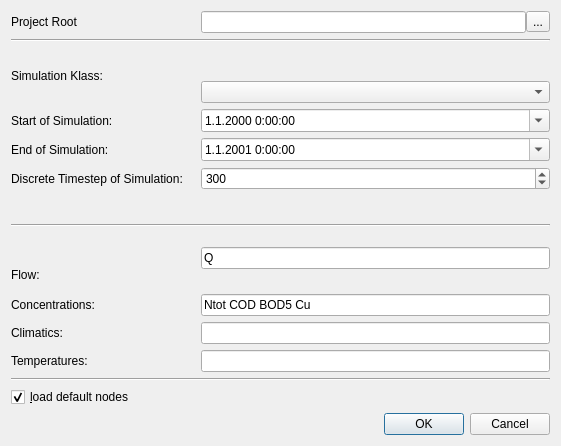
This is src/gui/newsimulationdialog.ui in gregorburger/CityDrain3 as Qt 5 draws it before an edit. The edited form follows.
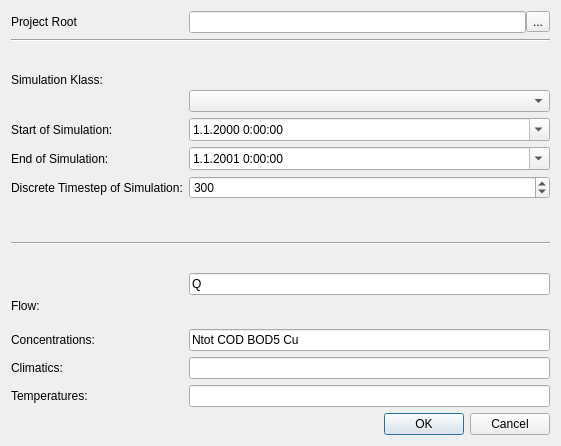
This is the edited form.

Commit message: compile builtin nodes into cd3core and load them accordingly

The edit to the form file:
```diff
--- a/src/gui/newsimulationdialog.ui
+++ b/src/gui/newsimulationdialog.ui
@@ -26,97 +26,75 @@
    <string>Dialog</string>
   </property>
   <layout class="QGridLayout" name="gridLayout">
-   <item row="0" column="0">
-    <widget class="QLabel" name="label_7">
-     <property name="text">
-      <string>Project Root</string>
+   <item row="13" column="1">
+    <widget class="QDialogButtonBox" name="buttonBox">
+     <property name="orientation">
+      <enum>Qt::Horizontal</enum>
      </property>
-     <property name="buddy">
-      <cstring>projectRootLineEdit</cstring>
+     <property name="standardButtons">
+      <set>QDialogButtonBox::Cancel|QDialogButtonBox::Ok</set>
      </property>
     </widget>
    </item>
-   <item row="0" column="3">
-    <layout class="QHBoxLayout" name="horizontalLayout">
-     <property name="spacing">
-      <number>0</number>
+   <item row="10" column="0">
+    <widget class="QLabel" name="label_6">
+     <property name="text">
+      <string>Concentrations:</string>
      </property>
-     <property name="leftMargin">
-      <number>0</number>
+     <property name="buddy">
+      <cstring>concentrationNames</cstring>
      </property>
-     <item>
-      <widget class="QLineEdit" name="projectRootLineEdit">
-       <property name="sizePolicy">
-        <sizepolicy hsizetype="Expanding" vsizetype="Preferred">
-         <horstretch>0</horstretch>
-         <verstretch>0</verstretch>
-        </sizepolicy>
-       </property>
-      </widget>
-     </item>
-     <item>
-      <widget class="QToolButton" name="chooser">
-       <property name="text">
-        <string>...</string>
-       </property>
-      </widget>
-     </item>
-    </layout>
+    </widget>
    </item>
-   <item row="1" column="0" colspan="4">
-    <widget class="Line" name="line_3">
-     <property name="orientation">
-      <enum>Qt::Horizontal</enum>
+   <item row="11" column="1">
+    <widget class="QLineEdit" name="climaticNames">
+     <property name="text">
+      <string/>
      </property>
     </widget>
    </item>
-   <item row="2" column="0" rowspan="2">
-    <widget class="QLabel" name="label">
+   <item row="12" column="0">
+    <widget class="QLabel" name="label_9">
      <property name="text">
-      <string>Simulation Klass:</string>
+      <string>Temperatures:</string>
      </property>
      <property name="buddy">
-      <cstring>simulationComboBox</cstring>
+      <cstring>concentrationNames</cstring>
      </property>
     </widget>
    </item>
-   <item row="3" column="3">
-    <widget class="QComboBox" name="simulationComboBox"/>
+   <item row="12" column="1">
+    <widget class="QLineEdit" name="temperatureNames">
+     <property name="text">
+      <string/>
+     </property>
+    </widget>
    </item>
-   <item row="4" column="0">
-    <widget class="QLabel" name="label_2">
+   <item row="10" column="1">
+    <widget class="QLineEdit" name="concentrationNames">
      <property name="text">
-      <string>Start of Simulation:</string>
+      <string>Ntot COD BOD5 Cu</string>
      </property>
-     <property name="buddy">
-      <cstring>start</cstring>
-     </property>
     </widget>
    </item>
-   <item row="4" column="3">
-    <widget class="QDateTimeEdit" name="start">
-     <property name="currentSection">
-      <enum>QDateTimeEdit::DaySection</enum>
+   <item row="7" column="0" rowspan="2" colspan="2">
+    <widget class="Line" name="line">
+     <property name="orientation">
+      <enum>Qt::Horizontal</enum>
      </property>
-     <property name="displayFormat">
-      <string>d.M.yyyy h:mm:ss</string>
-     </property>
-     <property name="calendarPopup">
-      <bool>true</bool>
-     </property>
     </widget>
    </item>
-   <item row="5" column="0">
-    <widget class="QLabel" name="label_3">
+   <item row="11" column="0">
+    <widget class="QLabel" name="label_8">
      <property name="text">
-      <string>End of Simulation:</string>
+      <string>Climatics:</string>
      </property>
      <property name="buddy">
-      <cstring>stop</cstring>
+      <cstring>concentrationNames</cstring>
      </property>
     </widget>
    </item>
-   <item row="5" column="3">
+   <item row="5" column="1">
     <widget class="QDateTimeEdit" name="stop">
      <property name="dateTime">
       <datetime>
@@ -139,6 +117,13 @@
      </property>
     </widget>
    </item>
+   <item row="8" column="1" rowspan="2">
+    <widget class="QLineEdit" name="flowName">
+     <property name="text">
+      <string>Q</string>
+     </property>
+    </widget>
+   </item>
    <item row="6" column="0">
     <widget class="QLabel" name="label_4">
      <property name="text">
@@ -149,7 +134,7 @@
      </property>
     </widget>
    </item>
-   <item row="6" column="3">
+   <item row="6" column="1">
     <widget class="QSpinBox" name="dt">
      <property name="minimum">
       <number>0</number>
@@ -165,10 +150,13 @@
      </property>
     </widget>
    </item>
-   <item row="7" column="0" rowspan="2" colspan="4">
-    <widget class="Line" name="line">
-     <property name="orientation">
-      <enum>Qt::Horizontal</enum>
+   <item row="2" column="0" rowspan="2">
+    <widget class="QLabel" name="label">
+     <property name="text">
+      <string>Simulation Klass:</string>
+     </property>
+     <property name="buddy">
+      <cstring>simulationComboBox</cstring>
      </property>
     </widget>
    </item>
@@ -182,92 +170,91 @@
      </property>
     </widget>
    </item>
-   <item row="8" column="3" rowspan="2">
-    <widget class="QLineEdit" name="flowName">
+   <item row="4" column="0">
+    <widget class="QLabel" name="label_2">
      <property name="text">
-      <string>Q</string>
+      <string>Start of Simulation:</string>
      </property>
-    </widget>
-   </item>
-   <item row="10" column="0">
-    <widget class="QLabel" name="label_6">
-     <property name="text">
-      <string>Concentrations:</string>
-     </property>
      <property name="buddy">
-      <cstring>concentrationNames</cstring>
+      <cstring>start</cstring>
      </property>
     </widget>
    </item>
-   <item row="10" column="3">
-    <widget class="QLineEdit" name="concentrationNames">
+   <item row="5" column="0">
+    <widget class="QLabel" name="label_3">
      <property name="text">
-      <string>Ntot COD BOD5 Cu</string>
+      <string>End of Simulation:</string>
      </property>
-    </widget>
-   </item>
-   <item row="11" column="0">
-    <widget class="QLabel" name="label_8">
-     <property name="text">
-      <string>Climatics:</string>
-     </property>
      <property name="buddy">
-      <cstring>concentrationNames</cstring>
+      <cstring>stop</cstring>
      </property>
     </widget>
    </item>
-   <item row="11" column="3">
-    <widget class="QLineEdit" name="climaticNames">
-     <property name="text">
-      <string/>
+   <item row="3" column="1">
+    <widget class="QComboBox" name="simulationComboBox">
+     <property name="sizePolicy">
+      <sizepolicy hsizetype="Minimum" vsizetype="Fixed">
+       <horstretch>0</horstretch>
+       <verstretch>0</verstretch>
+      </sizepolicy>
      </property>
     </widget>
    </item>
-   <item row="12" column="0">
-    <widget class="QLabel" name="label_9">
-     <property name="text">
-      <string>Temperatures:</string>
+   <item row="4" column="1">
+    <widget class="QDateTimeEdit" name="start">
+     <property name="currentSection">
+      <enum>QDateTimeEdit::DaySection</enum>
      </property>
-     <property name="buddy">
-      <cstring>concentrationNames</cstring>
+     <property name="displayFormat">
+      <string>d.M.yyyy h:mm:ss</string>
      </property>
-    </widget>
-   </item>
-   <item row="12" column="3">
-    <widget class="QLineEdit" name="temperatureNames">
-     <property name="text">
-      <string/>
-     </property>
-    </widget>
-   </item>
-   <item row="13" column="0" colspan="4">
-    <widget class="Line" name="line_2">
-     <property name="orientation">
-      <enum>Qt::Horizontal</enum>
-     </property>
-    </widget>
-   </item>
-   <item row="14" column="0">
-    <widget class="QCheckBox" name="defaultNodesCheckBox">
-     <property name="text">
-      <string>&amp;load default nodes</string>
-     </property>
-     <property name="checked">
+     <property name="calendarPopup">
       <bool>true</bool>
      </property>
-     <property name="tristate">
-      <bool>false</bool>
+    </widget>
+   </item>
+   <item row="0" column="0">
+    <widget class="QLabel" name="label_7">
+     <property name="text">
+      <string>Project Root</string>
      </property>
+     <property name="buddy">
+      <cstring>projectRootLineEdit</cstring>
+     </property>
     </widget>
    </item>
-   <item row="15" column="3">
-    <widget class="QDialogButtonBox" name="buttonBox">
+   <item row="0" column="1">
+    <layout class="QHBoxLayout" name="horizontalLayout">
+     <property name="spacing">
+      <number>0</number>
+     </property>
+     <property name="leftMargin">
+      <number>0</number>
+     </property>
+     <item>
+      <widget class="QLineEdit" name="projectRootLineEdit">
+       <property name="sizePolicy">
+        <sizepolicy hsizetype="Expanding" vsizetype="Preferred">
+         <horstretch>0</horstretch>
+         <verstretch>0</verstretch>
+        </sizepolicy>
+       </property>
+      </widget>
+     </item>
+     <item>
+      <widget class="QToolButton" name="chooser">
+       <property name="text">
+        <string>...</string>
+       </property>
+      </widget>
+     </item>
+    </layout>
+   </item>
+   <item row="1" column="0" colspan="2">
+    <widget class="Line" name="line_3">
      <property name="orientation">
       <enum>Qt::Horizontal</enum>
      </property>
-     <property name="standardButtons">
-      <set>QDialogButtonBox::Cancel|QDialogButtonBox::Ok</set>
-     </property>
     </widget>
    </item>
   </layout>
```
Left out of the diff: 1 changed line with no effect on the pictures. The commit also changes 7 other files.
